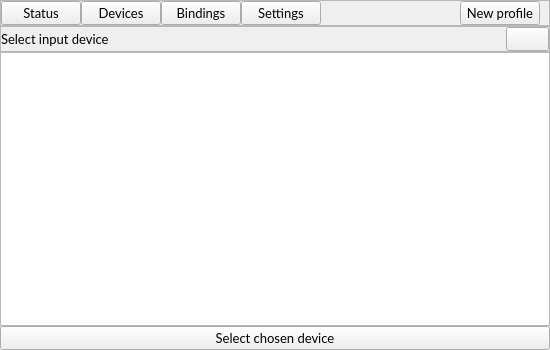
First picture: the form in mainwindow.ui, repository Frewacom/midi-soundboard, before the edit.
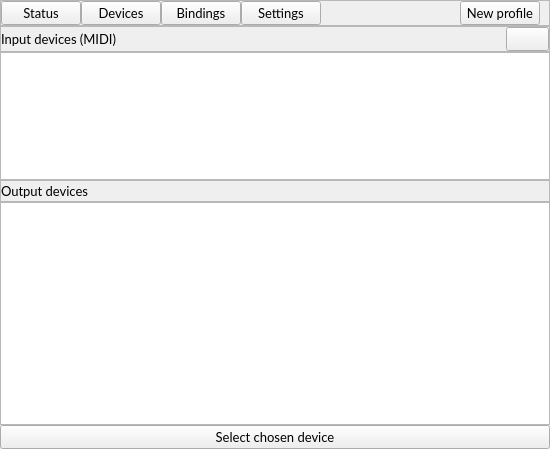
Second picture: the form after the edit. The open tabs and pages were chosen to show the change. Icons and pictures are not drawn.

Commit message: Added the audio list

```diff
--- a/mainwindow.ui
+++ b/mainwindow.ui
@@ -7,13 +7,13 @@
     <x>0</x>
     <y>0</y>
     <width>550</width>
-    <height>350</height>
+    <height>449</height>
    </rect>
   </property>
   <property name="minimumSize">
    <size>
     <width>550</width>
-    <height>350</height>
+    <height>449</height>
    </size>
   </property>
   <property name="font">
@@ -173,7 +173,10 @@
          <number>0</number>
         </property>
         <item>
-         <widget class="QFrame" name="frame">
+         <widget class="QFrame" name="StatusMainFrame">
+          <property name="accessibleName">
+           <string/>
+          </property>
           <property name="frameShape">
            <enum>QFrame::StyledPanel</enum>
           </property>
@@ -407,7 +410,7 @@
        </layout>
       </widget>
       <widget class="QWidget" name="DeviceSelectionScreen">
-       <layout class="QVBoxLayout" name="verticalLayout">
+       <layout class="QVBoxLayout" name="verticalLayout" stretch="0,1,0,0,0">
         <property name="spacing">
          <number>0</number>
         </property>
@@ -455,7 +458,7 @@
              <item>
               <widget class="QLabel" name="DeviceSelectionTitle">
                <property name="text">
-                <string>Select input device</string>
+                <string>Input devices (MIDI)</string>
                </property>
               </widget>
              </item>
@@ -499,11 +502,120 @@
         </item>
         <item>
          <widget class="QListWidget" name="DeviceSelectionList">
+          <property name="sizePolicy">
+           <sizepolicy hsizetype="Expanding" vsizetype="Fixed">
+            <horstretch>0</horstretch>
+            <verstretch>0</verstretch>
+           </sizepolicy>
+          </property>
+          <property name="minimumSize">
+           <size>
+            <width>0</width>
+            <height>128</height>
+           </size>
+          </property>
           <property name="accessibleName">
            <string>main-content</string>
           </property>
+          <property name="verticalScrollBarPolicy">
+           <enum>Qt::ScrollBarAsNeeded</enum>
+          </property>
+          <property name="horizontalScrollBarPolicy">
+           <enum>Qt::ScrollBarAsNeeded</enum>
+          </property>
           <property name="sizeAdjustPolicy">
            <enum>QAbstractScrollArea::AdjustToContents</enum>
+          </property>
+          <property name="movement">
+           <enum>QListView::Free</enum>
+          </property>
+          <property name="resizeMode">
+           <enum>QListView::Adjust</enum>
+          </property>
+          <property name="viewMode">
+           <enum>QListView::ListMode</enum>
+          </property>
+         </widget>
+        </item>
+        <item>
+         <widget class="QFrame" name="frame">
+          <property name="minimumSize">
+           <size>
+            <width>0</width>
+            <height>0</height>
+           </size>
+          </property>
+          <property name="accessibleName">
+           <string>sub-header</string>
+          </property>
+          <property name="frameShape">
+           <enum>QFrame::StyledPanel</enum>
+          </property>
+          <property name="frameShadow">
+           <enum>QFrame::Raised</enum>
+          </property>
+          <layout class="QVBoxLayout" name="verticalLayout_10">
+           <property name="spacing">
+            <number>0</number>
+           </property>
+           <property name="leftMargin">
+            <number>0</number>
+           </property>
+           <property name="topMargin">
+            <number>0</number>
+           </property>
+           <property name="rightMargin">
+            <number>0</number>
+           </property>
+           <property name="bottomMargin">
+            <number>0</number>
+           </property>
+           <item>
+            <layout class="QHBoxLayout" name="horizontalLayout_2">
+             <item>
+              <widget class="QLabel" name="label">
+               <property name="accessibleName">
+                <string>sub-header-title</string>
+               </property>
+               <property name="text">
+                <string>Output devices</string>
+               </property>
+              </widget>
+             </item>
+             <item>
+              <spacer name="horizontalSpacer_2">
+               <property name="orientation">
+                <enum>Qt::Horizontal</enum>
+               </property>
+               <property name="sizeHint" stdset="0">
+                <size>
+                 <width>40</width>
+                 <height>20</height>
+                </size>
+               </property>
+              </spacer>
+             </item>
+            </layout>
+           </item>
+          </layout>
+         </widget>
+        </item>
+        <item>
+         <widget class="QListWidget" name="DeviceSelectionAudioList">
+          <property name="accessibleName">
+           <string>main-content</string>
+          </property>
+          <property name="sizeAdjustPolicy">
+           <enum>QAbstractScrollArea::AdjustToContents</enum>
+          </property>
+          <property name="selectionMode">
+           <enum>QAbstractItemView::MultiSelection</enum>
+          </property>
+          <property name="movement">
+           <enum>QListView::Free</enum>
+          </property>
+          <property name="resizeMode">
+           <enum>QListView::Adjust</enum>
           </property>
          </widget>
         </item>
```
Left out of the diff: 7 changed lines with no effect on the pictures. The commit also changes 3 other files.
